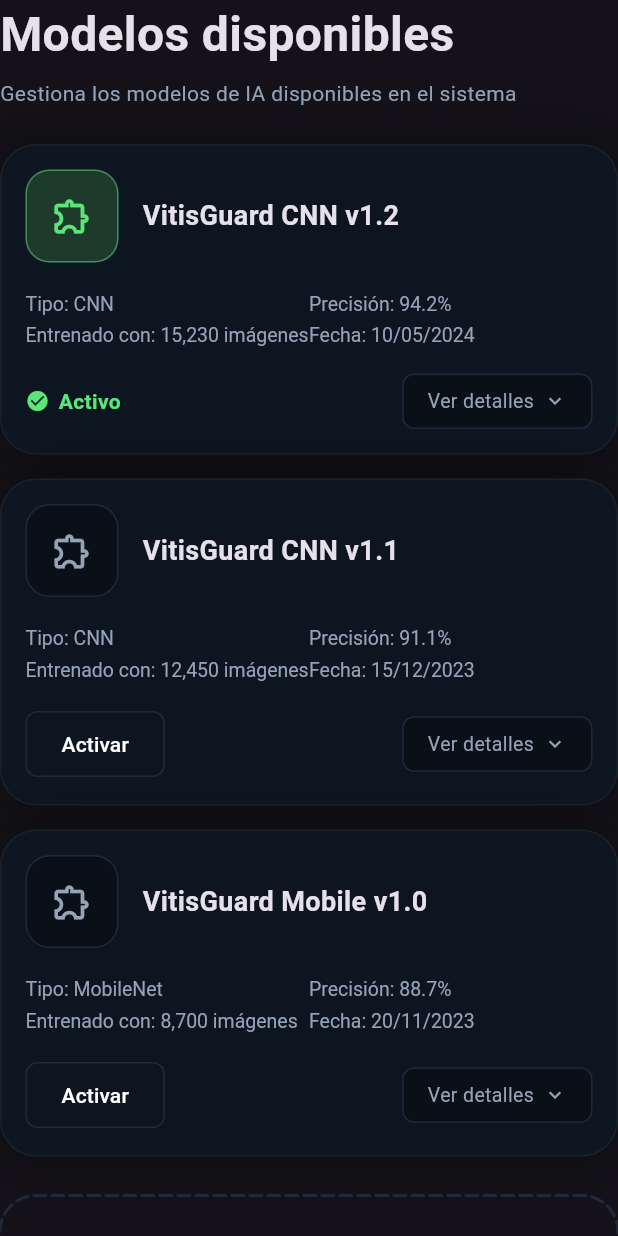
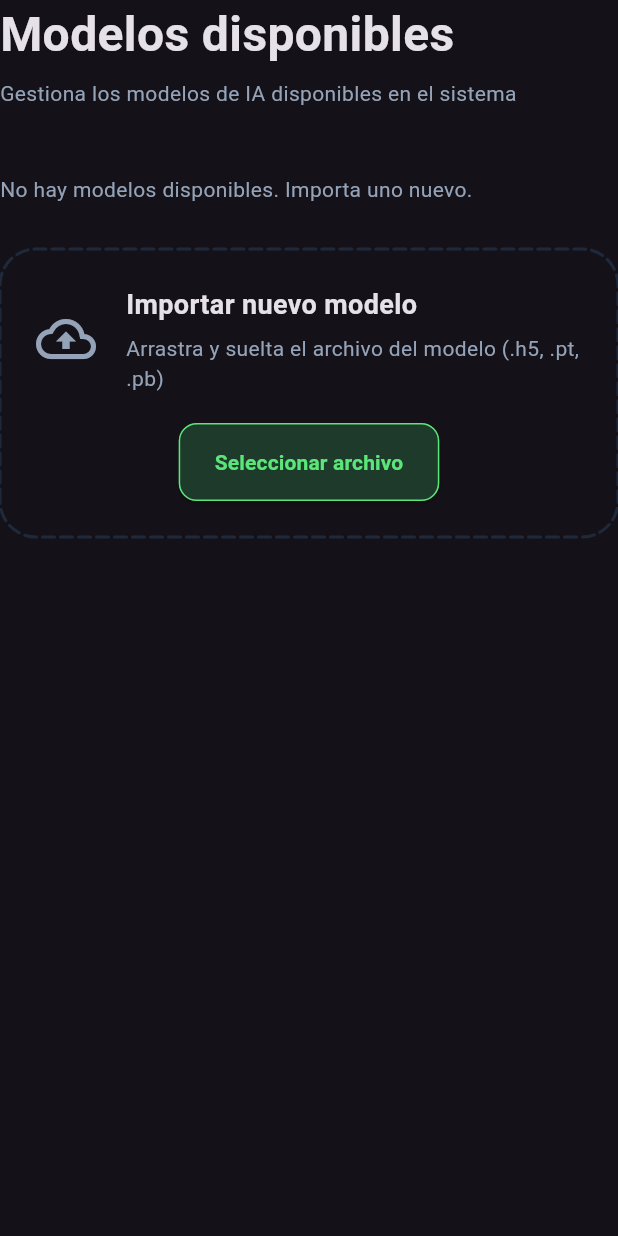
Before and after one commit to francisayala/VitisGuard, a Flutter app: the ModelosView widget shown alone on an empty page, opened directly, on a phone screen of 412 x 824 dp. Run offline on Flutter 3.47's test engine with Material 3 defaults, Android fonts, the phone set to English and light mode, and no system bars; our stand-ins replace file_picker, open_filex, pdf, printing, sqflite_common_ffi; accounts and stored records are empty.

Commit message:
Ya casi funcionando en su totalidad panel de modelos, se incorporo la base de datos

```diff
--- a/vitisguard_frontend/lib/services/database_helper.dart
+++ b/vitisguard_frontend/lib/services/database_helper.dart
@@ -22,11 +22,11 @@ class DatabaseHelper {
     databaseFactory = databaseFactoryFfi;
 
     Directory documentsDirectory = await getApplicationDocumentsDirectory();
-    String path = join(documentsDirectory.path, "vitisguard_v4.db");
+    String path = join(documentsDirectory.path, "vitisguard_v6.db");
 
     return await openDatabase(
       path,
-      version: 1,
+      version: 2,
       onCreate: (db, version) async {
         await db.execute('''
           CREATE TABLE historial (
@@ -50,6 +50,34 @@ class DatabaseHelper {
                 FOREIGN KEY (analisis_id) REFERENCES historial (id)
           )
         ''');
+        await db.execute('''
+        CREATE TABLE modelos (
+          id INTEGER PRIMARY KEY AUTOINCREMENT,
+          nombre TEXT,
+          tipo TEXT,
+          precision TEXT,
+          imagenes TEXT,
+          fecha TEXT,
+          detalles TEXT,
+          activo INTEGER DEFAULT 0
+          )
+        ''');
+      },
+      onUpgrade: (db, oldVersion, newVersion) async {
+        if (oldVersion < 2) {
+          await db.execute('''
+              CREATE TABLE IF NOT EXISTS modelos (
+                id INTEGER PRIMARY KEY AUTOINCREMENT,
+                nombre TEXT,
+                tipo TEXT,
+                precision TEXT,
+                imagenes TEXT,
+                fecha TEXT,
+                detalles TEXT,
+                activo INTEGER DEFAULT 0
+              )
+            ''');
+        }
       },
     );
   }
@@ -75,4 +103,31 @@ class DatabaseHelper {
     Database db = await database;
     return await db.query('reportes', orderBy: "id DESC");
   }
+
+  // Obtener todos los modelos
+  Future<List<Map<String, dynamic>>> getModelos() async {
+    final db = await database;
+    return await db.query('modelos');
+  }
+
+  // Insertar un nuevo modelo
+  Future<int> insertarModelo(Map<String, dynamic> modelo) async {
+    final db = await database;
+    return await db.insert('modelos', modelo);
+  }
+
+  // Activar un modelo y desactivar el resto
+  Future<void> activarModelo(int id) async {
+    final db = await database;
+
+    await db.transaction((txn) async {
+      await txn.update('modelos', {'activo': 0});
+      await txn.update(
+        'modelos',
+        {'activo': 1},
+        where: 'id = ?',
+        whereArgs: [id],
+      );
+    });
+  }
 }
--- a/vitisguard_frontend/lib/widgets/modelos_view.dart
+++ b/vitisguard_frontend/lib/widgets/modelos_view.dart
@@ -6,6 +6,7 @@ import 'responsive.dart';
 import 'dotted_border.dart';
 import '../l10n/app_localizations.dart';
 import 'package:flutter/services.dart';
+import '../services/database_helper.dart';
 
 class ModelosView extends StatefulWidget {
   const ModelosView({super.key});
@@ -21,45 +22,21 @@ class _ModelosViewState extends State<ModelosView> {
 
   // ¡OJO AQUÍ! Sin la palabra "final" para que podamos agregarle modelos después
   List<Map<String, dynamic>> _modelos = [];
-  bool _inicializado = false;
+
+  bool _isLoading = true;
 
   @override
-  void didChangeDependencies() {
-    super.didChangeDependencies();
-    // Llenamos la lista la primera vez que se abre la pantalla
-    if (!_inicializado) {
-      // final l10n = AppLocalizations.of(context)!; // Lo usaremos luego para los detalles si quieres
-      _modelos = [
-        {
-          "nombre": "VitisGuard CNN v1.2",
-          "tipo": "CNN",
-          "precision": "94.2%",
-          "imagenes": "15,230",
-          "fecha": "10/05/2024",
-          "detalles":
-              "Modelo más reciente con arquitectura optimizada para detección temprana de Oídio y Mildiu. Se añadieron 2,780 imágenes nuevas al dataset de entrenamiento para mejorar la precisión en hojas jóvenes.",
-        },
-        {
-          "nombre": "VitisGuard CNN v1.1",
-          "tipo": "CNN",
-          "precision": "91.1%",
-          "imagenes": "12,450",
-          "fecha": "15/12/2023",
-          "detalles":
-              "Versión estable anterior. Buen rendimiento general pero con un 3% de falsos positivos en condiciones de alta iluminación.",
-        },
-        {
-          "nombre": "VitisGuard Mobile v1.0",
-          "tipo": "MobileNet",
-          "precision": "88.7%",
-          "imagenes": "8,700",
-          "fecha": "20/11/2023",
-          "detalles":
-              "Modelo ligero diseñado para dispositivos móviles con bajos recursos. La inferencia es 2 veces más rápida pero sacrifica un poco de precisión.",
-        },
-      ];
-      _inicializado = true;
+  void initState() {
+    super.initState();
+    _cargarModelos();
   }
+
+  Future<void> _cargarModelos() async {
+    final datos = await DatabaseHelper().getModelos();
+    setState(() {
+      _modelos = datos;
+      _isLoading = false;
+    });
   }
 
   // --- LÓGICA REAL: Seleccionar y agregar archivo de modelo ---
@@ -193,11 +170,10 @@ class _ModelosViewState extends State<ModelosView> {
       final fechaHoy =
           "${now.day.toString().padLeft(2, '0')}/${now.month.toString().padLeft(2, '0')}/${now.year}";
 
-      setState(() {
-        _modelos.add({
+      // 1. PREPARAMOS LOS DATOS
+      final nuevoModelo = {
         "nombre": fileName,
         "tipo": "Personalizado",
-          // AQUÍ USAMOS LOS NUEVOS DATOS:
         "precision": precController.text.isEmpty
             ? "N/A"
             : "${precController.text}%",
@@ -206,8 +182,14 @@ class _ModelosViewState extends State<ModelosView> {
             : "${imgController.text} ${l10n.imagenes}",
         "fecha": fechaHoy,
         "detalles": descripcionFinal,
-        });
-      });
+        "activo": 0, // 0 significa Inactivo en SQLite
+      };
+
+      // 2. GUARDAMOS EN SQLITE (TU BASE DE DATOS)
+      await DatabaseHelper().insertarModelo(nuevoModelo);
+
+      // 3. RECARGAMOS LA PANTALLA
+      _cargarModelos();
 
       if (mounted) {
         ScaffoldMessenger.of(context).showSnackBar(
@@ -279,6 +261,19 @@ class _ModelosViewState extends State<ModelosView> {
         ),
         const SizedBox(height: 24),
 
+        if (_isLoading)
+          const Center(
+            child: CircularProgressIndicator(color: AppColors.accent),
+          )
+        else if (_modelos.isEmpty)
+          const Padding(
+            padding: EdgeInsets.symmetric(vertical: 20),
+            child: Text(
+              "No hay modelos disponibles. Importa uno nuevo.",
+              style: TextStyle(color: AppColors.textSoft),
+            ),
+          )
+        else
           ListView.builder(
             shrinkWrap: true,
             physics: const NeverScrollableScrollPhysics(),
@@ -300,7 +295,7 @@ class _ModelosViewState extends State<ModelosView> {
     bool isMobile,
     AppLocalizations l10n,
   ) {
-    final bool isActivo = _modeloActivoIndex == index;
+    final bool isActivo = modelo['activo'] == 1;
     final bool isExpanded = _expandedIndex == index;
 
     return Container(
@@ -333,7 +328,7 @@ class _ModelosViewState extends State<ModelosView> {
                       Row(
                         mainAxisAlignment: MainAxisAlignment.spaceBetween,
                         children: [
-                          _buildStatusBadge(isActivo, index, l10n),
+                          _buildStatusBadge(modelo, isActivo, index, l10n),
                           _buildDetailsButton(isExpanded, index, l10n),
                         ],
                       ),
@@ -363,7 +358,7 @@ class _ModelosViewState extends State<ModelosView> {
                       Column(
                         crossAxisAlignment: CrossAxisAlignment.end,
                         children: [
-                          _buildStatusBadge(isActivo, index, l10n),
+                          _buildStatusBadge(modelo, isActivo, index, l10n),
                           const SizedBox(height: 12),
                           _buildDetailsButton(isExpanded, index, l10n),
                         ],
@@ -448,7 +443,12 @@ class _ModelosViewState extends State<ModelosView> {
     );
   }
 
-  Widget _buildStatusBadge(bool isActivo, int index, AppLocalizations l10n) {
+  Widget _buildStatusBadge(
+    Map<String, dynamic> modelo,
+    bool isActivo,
+    int index,
+    AppLocalizations l10n,
+  ) {
     if (isActivo) {
       return Row(
         children: [
@@ -466,7 +466,10 @@ class _ModelosViewState extends State<ModelosView> {
       );
     } else {
       return ElevatedButton(
-        onPressed: () => setState(() => _modeloActivoIndex = index),
+        onPressed: () async {
+          await DatabaseHelper().activarModelo(modelo['id']);
+          _cargarModelos();
+        },
         style: ElevatedButton.styleFrom(
           backgroundColor: Colors.transparent,
           elevation: 0,
--- a/vitisguard_frontend/lib/widgets/reportes_view.dart
+++ b/vitisguard_frontend/lib/widgets/reportes_view.dart
@@ -1,5 +1,4 @@
 import 'dart:math';
-
 import 'package:flutter/material.dart';
 import 'dart:io';
 import '../theme/app_colors.dart';
```
Lines whose indentation alone changed are shown as unchanged.
